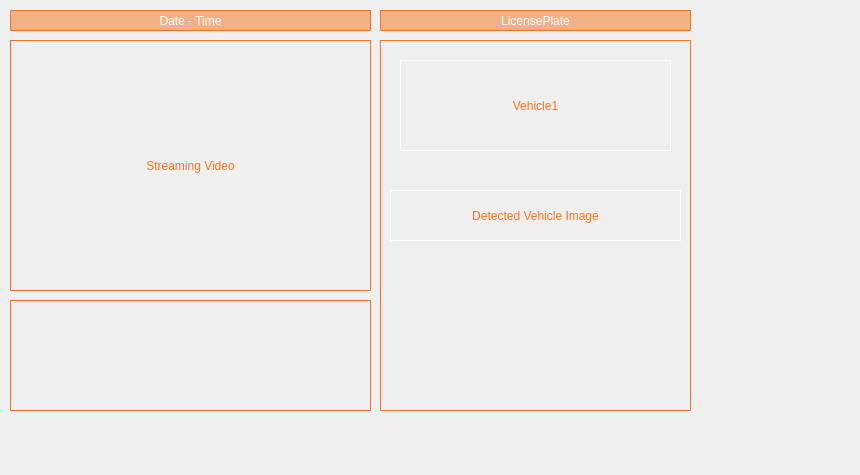
The window that cctv_36_ky/src/ui/streaming.ui (VEDA-ThirtySix/PAMS-client) describes before a commit, drawn with Qt 5.
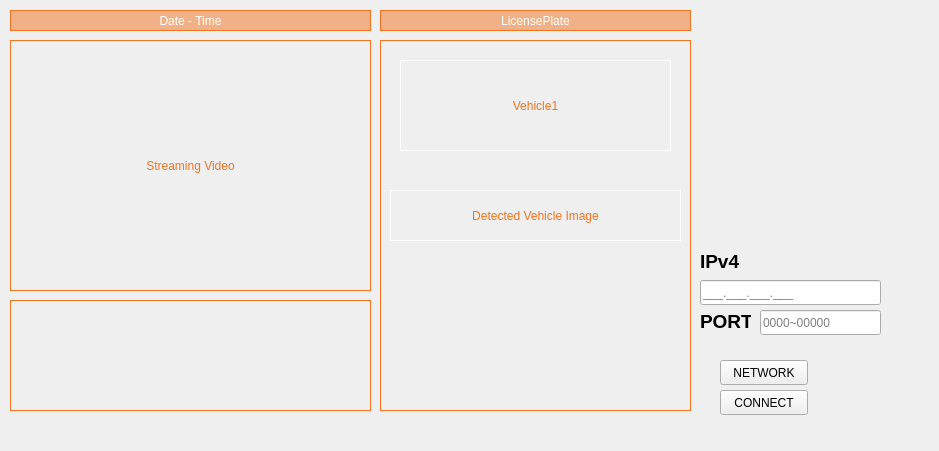
The same window after the commit.

Commit message: Add: http, network

```diff
--- a/cctv_36_ky/src/ui/streaming.ui
+++ b/cctv_36_ky/src/ui/streaming.ui
@@ -6,8 +6,8 @@
    <rect>
     <x>0</x>
     <y>0</y>
-    <width>860</width>
-    <height>475</height>
+    <width>939</width>
+    <height>451</height>
    </rect>
   </property>
   <property name="windowTitle">
@@ -206,6 +206,84 @@
    <zorder>bestshotFrame</zorder>
    <zorder>bestshotFrame_2</zorder>
   </widget>
+  <widget class="QPushButton" name="pushButton_network">
+   <property name="geometry">
+    <rect>
+     <x>720</x>
+     <y>360</y>
+     <width>88</width>
+     <height>25</height>
+    </rect>
+   </property>
+   <property name="text">
+    <string>NETWORK</string>
+   </property>
+  </widget>
+  <widget class="QPushButton" name="pushButton_connect">
+   <property name="geometry">
+    <rect>
+     <x>720</x>
+     <y>390</y>
+     <width>88</width>
+     <height>25</height>
+    </rect>
+   </property>
+   <property name="text">
+    <string>CONNECT</string>
+   </property>
+  </widget>
+  <widget class="QLineEdit" name="lineEdit_port">
+   <property name="geometry">
+    <rect>
+     <x>760</x>
+     <y>310</y>
+     <width>121</width>
+     <height>25</height>
+    </rect>
+   </property>
+   <property name="placeholderText">
+    <string>0000~00000</string>
+   </property>
+  </widget>
+  <widget class="QLineEdit" name="lineEdit_url">
+   <property name="geometry">
+    <rect>
+     <x>700</x>
+     <y>280</y>
+     <width>181</width>
+     <height>25</height>
+    </rect>
+   </property>
+   <property name="placeholderText">
+    <string>___.___.___.___</string>
+   </property>
+  </widget>
+  <widget class="QLabel" name="label_2">
+   <property name="geometry">
+    <rect>
+     <x>700</x>
+     <y>250</y>
+     <width>41</width>
+     <height>21</height>
+    </rect>
+   </property>
+   <property name="text">
+    <string>&lt;html&gt;&lt;head/&gt;&lt;body&gt;&lt;p&gt;&lt;span style=&quot; font-size:14pt; font-weight:700;&quot;&gt;IPv4&lt;/span&gt;&lt;/p&gt;&lt;/body&gt;&lt;/html&gt;</string>
+   </property>
+  </widget>
+  <widget class="QLabel" name="label_4">
+   <property name="geometry">
+    <rect>
+     <x>700</x>
+     <y>310</y>
+     <width>51</width>
+     <height>21</height>
+    </rect>
+   </property>
+   <property name="text">
+    <string>&lt;html&gt;&lt;head/&gt;&lt;body&gt;&lt;p&gt;&lt;span style=&quot; font-size:14pt; font-weight:700;&quot;&gt;PORT&lt;/span&gt;&lt;/p&gt;&lt;/body&gt;&lt;/html&gt;</string>
+   </property>
+  </widget>
  </widget>
  <resources/>
  <connections/>
```
The commit also changes 591 other files.
